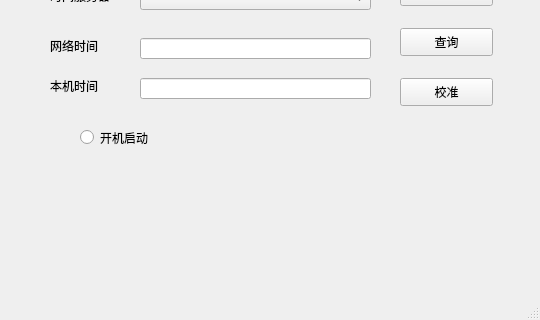
First picture: the form in mainwindow.ui, repository yuexiadudiao/ETNetTime, before the edit; both pictures show x 0 to 540 and y 202 to 522 of the 540 by 522 pixel window.
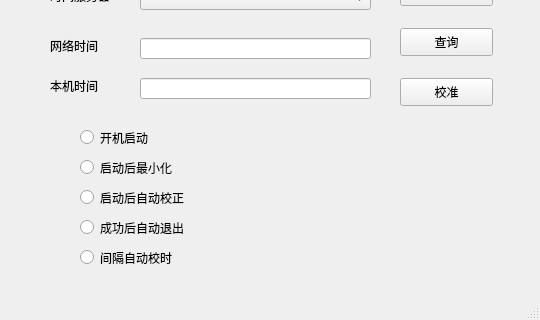
Second picture: the form after the edit. Icons and pictures are not drawn.

Commit message: 大部分基本功能实现了，但是还是有一些问题 1.  最终校时有点问题 2.  当host非法时无法响应

The edit to the form file:
```diff
--- a/mainwindow.ui
+++ b/mainwindow.ui
@@ -205,6 +205,58 @@
      <string>开机启动</string>
     </property>
    </widget>
+   <widget class="QRadioButton" name="radioButton_2">
+    <property name="geometry">
+     <rect>
+      <x>80</x>
+      <y>360</y>
+      <width>115</width>
+      <height>19</height>
+     </rect>
+    </property>
+    <property name="text">
+     <string>启动后最小化</string>
+    </property>
+   </widget>
+   <widget class="QRadioButton" name="radioButton_3">
+    <property name="geometry">
+     <rect>
+      <x>80</x>
+      <y>390</y>
+      <width>115</width>
+      <height>19</height>
+     </rect>
+    </property>
+    <property name="text">
+     <string>启动后自动校正</string>
+    </property>
+   </widget>
+   <widget class="QRadioButton" name="radioButton_4">
+    <property name="geometry">
+     <rect>
+      <x>80</x>
+      <y>420</y>
+      <width>115</width>
+      <height>19</height>
+     </rect>
+    </property>
+    <property name="text">
+     <string>成功后自动退出</string>
+    </property>
+   </widget>
+   <widget class="QRadioButton" name="radioButton_5">
+    <property name="geometry">
+     <rect>
+      <x>80</x>
+      <y>450</y>
+      <width>115</width>
+      <height>19</height>
+     </rect>
+    </property>
+    <property name="text">
+     <string>间隔自动校时</string>
+    </property>
+   </widget>
   </widget>
   <widget class="QMenuBar" name="menuBar">
    <property name="geometry">
```
Left out of the diff: 3 changed lines with no effect on the pictures. The commit also changes 3 other files.
